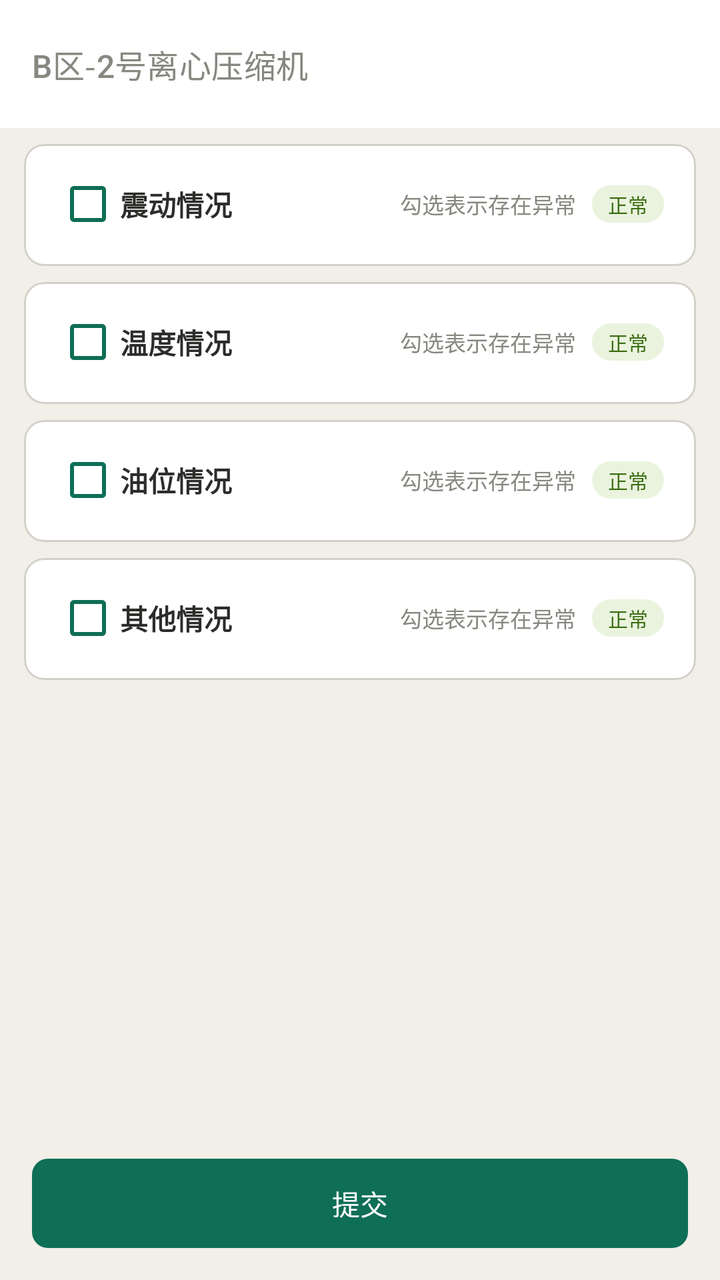
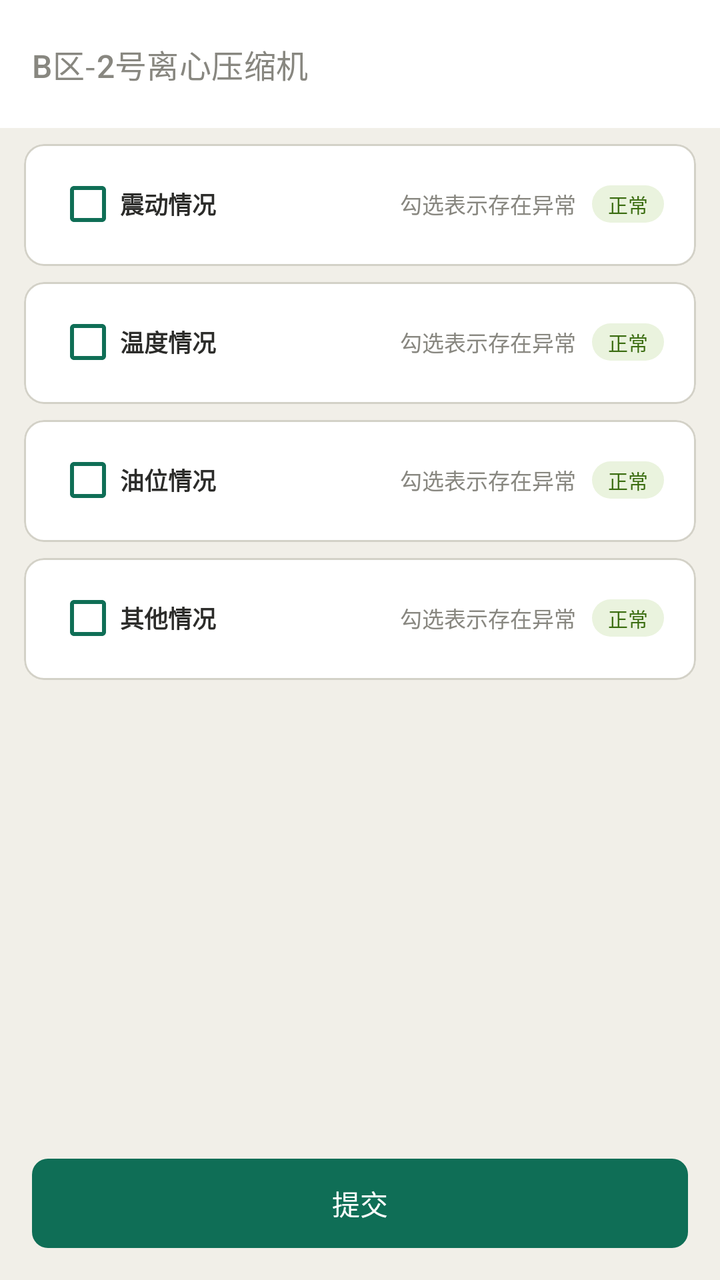

Compare the two renders of this Android layout. The source of the first and the diff that turns it into the second are given below.
<!-- AndroidManifest.xml: application theme Theme.NFCPatrol -->
<!-- res/layout/activity_inspection.xml -->
<?xml version="1.0" encoding="utf-8"?>
<androidx.constraintlayout.widget.ConstraintLayout xmlns:android="http://schemas.android.com/apk/res/android"
    xmlns:app="http://schemas.android.com/apk/res-auto"
    android:layout_width="match_parent"
    android:layout_height="match_parent"
    xmlns:tools="http://schemas.android.com/tools"
    android:id="@+id/main"
    android:background="@color/insp_bg_tertiary"
    tools:context=".logic.activity.InspectionActivity">

    
    <com.google.android.material.appbar.AppBarLayout
        android:id="@+id/appBarLayout"
        android:layout_width="match_parent"
        android:layout_height="wrap_content"
        android:background="@color/insp_surface"
        app:layout_constraintTop_toTopOf="parent">

        <com.google.android.material.appbar.MaterialToolbar
            android:id="@+id/toolbar"
            android:layout_width="match_parent"
            android:layout_height="?attr/actionBarSize"
            android:background="@color/insp_surface"
            app:subtitle="@string/insp_subtitle"
            app:titleTextColor="@color/insp_text_primary"
            app:subtitleTextColor="@color/insp_text_tertiary" />

    </com.google.android.material.appbar.AppBarLayout>

    
    <androidx.core.widget.NestedScrollView
        android:id="@+id/scrollView"
        android:layout_width="match_parent"
        android:layout_height="0dp"
        android:fillViewport="true"
        app:layout_constraintTop_toBottomOf="@id/appBarLayout"
        app:layout_constraintBottom_toTopOf="@id/btnSubmit">

        <LinearLayout
            android:layout_width="match_parent"
            android:layout_height="wrap_content"
            android:orientation="vertical"
            android:paddingTop="4dp"
            android:paddingBottom="8dp">

            
            <com.google.android.material.card.MaterialCardView
                android:id="@+id/cardVibration"
                android:layout_width="match_parent"
                android:layout_height="wrap_content"
                android:layout_marginHorizontal="12dp"
                android:layout_marginVertical="4dp"
                app:cardBackgroundColor="@color/insp_surface"
                app:cardCornerRadius="10dp"
                app:strokeColor="@color/insp_border_tertiary"
                app:strokeWidth="1dp">

                <LinearLayout
                    android:layout_width="match_parent"
                    android:layout_height="wrap_content"
                    android:orientation="vertical">

                    
                    <LinearLayout
                        android:layout_width="match_parent"
                        android:layout_height="wrap_content"
                        android:orientation="horizontal"
                        android:gravity="center_vertical"
                        android:paddingHorizontal="16dp"
                        android:paddingVertical="14dp">

                        <com.google.android.material.checkbox.MaterialCheckBox
                            android:id="@+id/cbVibration"
                            android:layout_width="wrap_content"
                            android:layout_height="wrap_content"
                            android:minWidth="0dp"
                            android:minHeight="0dp"
                            android:padding="0dp"
                            app:buttonTint="@color/insp_teal_600" />

                        <TextView
                            android:layout_width="0dp"
                            android:layout_height="wrap_content"
                            android:layout_weight="1"
                            android:text="@string/insp_vibration"
                            android:textSize="14sp"
                            android:textStyle="bold"
                            android:textColor="@color/insp_text_primary" />

                        <TextView
                            android:layout_width="wrap_content"
                            android:layout_height="wrap_content"
                            android:text="@string/insp_check_hint"
                            android:textSize="11sp"
                            android:textColor="@color/insp_text_tertiary"
                            android:layout_marginEnd="8dp" />

                        <TextView
                            android:id="@+id/tvStatusVibration"
                            android:layout_width="wrap_content"
                            android:layout_height="wrap_content"
                            android:text="@string/insp_status_normal"
                            android:textSize="10sp"
                            android:paddingHorizontal="8dp"
                            android:paddingVertical="2dp"
                            android:background="@drawable/bg_status_normal"
                            android:textColor="@color/insp_green_800" />

                    </LinearLayout>

                    
                    <View
                        android:layout_width="match_parent"
                        android:layout_height="1dp"
                        android:background="@color/insp_border_light" />

                    
                    <LinearLayout
                        android:id="@+id/expandVibration"
                        android:layout_width="match_parent"
                        android:layout_height="wrap_content"
                        android:orientation="vertical"
                        android:visibility="gone"
                        android:paddingHorizontal="16dp"
                        android:paddingTop="4dp"
                        android:paddingBottom="12dp"
                        android:divider="@drawable/divider_light"
                        android:showDividers="middle" />

                </LinearLayout>
            </com.google.android.material.card.MaterialCardView>

            
            <com.google.android.material.card.MaterialCardView
                android:id="@+id/cardTemperature"
                android:layout_width="match_parent"
                android:layout_height="wrap_content"
                android:layout_marginHorizontal="12dp"
                android:layout_marginVertical="4dp"
                app:cardBackgroundColor="@color/insp_surface"
                app:cardCornerRadius="10dp"
                app:strokeColor="@color/insp_border_tertiary"
                app:strokeWidth="1dp">

                <LinearLayout
                    android:layout_width="match_parent"
                    android:layout_height="wrap_content"
                    android:orientation="vertical">

                    <LinearLayout
                        android:layout_width="match_parent"
                        android:layout_height="wrap_content"
                        android:orientation="horizontal"
                        android:gravity="center_vertical"
                        android:paddingHorizontal="16dp"
                        android:paddingVertical="14dp">

                        <com.google.android.material.checkbox.MaterialCheckBox
                            android:id="@+id/cbTemperature"
                            android:layout_width="wrap_content"
                            android:layout_height="wrap_content"
                            android:minWidth="0dp"
                            android:minHeight="0dp"
                            android:padding="0dp"
                            app:buttonTint="@color/insp_teal_600" />

                        <TextView
                            android:layout_width="0dp"
                            android:layout_height="wrap_content"
                            android:layout_weight="1"
                            android:text="@string/insp_temperature"
                            android:textSize="14sp"
                            android:textStyle="bold"
                            android:textColor="@color/insp_text_primary" />

                        <TextView
                            android:layout_width="wrap_content"
                            android:layout_height="wrap_content"
                            android:text="@string/insp_check_hint"
                            android:textSize="11sp"
                            android:textColor="@color/insp_text_tertiary"
                            android:layout_marginEnd="8dp" />

                        <TextView
                            android:id="@+id/tvStatusTemperature"
                            android:layout_width="wrap_content"
                            android:layout_height="wrap_content"
                            android:text="@string/insp_status_normal"
                            android:textSize="10sp"
                            android:paddingHorizontal="8dp"
                            android:paddingVertical="2dp"
                            android:background="@drawable/bg_status_normal"
                            android:textColor="@color/insp_green_800" />

                    </LinearLayout>

                    <View
                        android:layout_width="match_parent"
                        android:layout_height="1dp"
                        android:background="@color/insp_border_light" />

                    <LinearLayout
                        android:id="@+id/expandTemperature"
                        android:layout_width="match_parent"
                        android:layout_height="wrap_content"
                        android:orientation="vertical"
                        android:visibility="gone"
                        android:paddingHorizontal="16dp"
                        android:paddingTop="4dp"
                        android:paddingBottom="12dp"
                        android:divider="@drawable/divider_light"
                        android:showDividers="middle" />

                </LinearLayout>
            </com.google.android.material.card.MaterialCardView>

            
            <com.google.android.material.card.MaterialCardView
                android:id="@+id/cardOilLevel"
                android:layout_width="match_parent"
                android:layout_height="wrap_content"
                android:layout_marginHorizontal="12dp"
                android:layout_marginVertical="4dp"
                app:cardBackgroundColor="@color/insp_surface"
                app:cardCornerRadius="10dp"
                app:strokeColor="@color/insp_border_tertiary"
                app:strokeWidth="1dp">

                <LinearLayout
                    android:layout_width="match_parent"
                    android:layout_height="wrap_content"
                    android:orientation="vertical">

                    <LinearLayout
                        android:layout_width="match_parent"
                        android:layout_height="wrap_content"
                        android:orientation="horizontal"
                        android:gravity="center_vertical"
                        android:paddingHorizontal="16dp"
                        android:paddingVertical="14dp">

                        <com.google.android.material.checkbox.MaterialCheckBox
                            android:id="@+id/cbOilLevel"
                            android:layout_width="wrap_content"
                            android:layout_height="wrap_content"
                            android:minWidth="0dp"
                            android:minHeight="0dp"
                            android:padding="0dp"
                            app:buttonTint="@color/insp_teal_600" />

                        <TextView
                            android:layout_width="0dp"
                            android:layout_height="wrap_content"
                            android:layout_weight="1"
                            android:text="@string/insp_oil_level"
                            android:textSize="14sp"
                            android:textStyle="bold"
                            android:textColor="@color/insp_text_primary" />

                        <TextView
                            android:layout_width="wrap_content"
                            android:layout_height="wrap_content"
                            android:text="@string/insp_check_hint"
                            android:textSize="11sp"
                            android:textColor="@color/insp_text_tertiary"
                            android:layout_marginEnd="8dp" />

                        <TextView
                            android:id="@+id/tvStatusOilLevel"
                            android:layout_width="wrap_content"
                            android:layout_height="wrap_content"
                            android:text="@string/insp_status_normal"
                            android:textSize="10sp"
                            android:paddingHorizontal="8dp"
                            android:paddingVertical="2dp"
                            android:background="@drawable/bg_status_normal"
                            android:textColor="@color/insp_green_800" />

                    </LinearLayout>

                    <View
                        android:layout_width="match_parent"
                        android:layout_height="1dp"
                        android:background="@color/insp_border_light" />

                    <LinearLayout
                        android:id="@+id/expandOilLevel"
                        android:layout_width="match_parent"
                        android:layout_height="wrap_content"
                        android:orientation="vertical"
                        android:visibility="gone"
                        android:paddingHorizontal="16dp"
                        android:paddingTop="4dp"
                        android:paddingBottom="12dp"
                        android:divider="@drawable/divider_light"
                        android:showDividers="middle" />

                </LinearLayout>
            </com.google.android.material.card.MaterialCardView>

            
            <com.google.android.material.card.MaterialCardView
                android:id="@+id/cardOther"
                android:layout_width="match_parent"
                android:layout_height="wrap_content"
                android:layout_marginHorizontal="12dp"
                android:layout_marginVertical="4dp"
                app:cardBackgroundColor="@color/insp_surface"
                app:cardCornerRadius="10dp"
                app:strokeColor="@color/insp_border_tertiary"
                app:strokeWidth="1dp">

                <LinearLayout
                    android:layout_width="match_parent"
                    android:layout_height="wrap_content"
                    android:orientation="vertical">

                    <LinearLayout
                        android:layout_width="match_parent"
                        android:layout_height="wrap_content"
                        android:orientation="horizontal"
                        android:gravity="center_vertical"
                        android:paddingHorizontal="16dp"
                        android:paddingVertical="14dp">

                        <com.google.android.material.checkbox.MaterialCheckBox
                            android:id="@+id/cbOther"
                            android:layout_width="wrap_content"
                            android:layout_height="wrap_content"
                            android:minWidth="0dp"
                            android:minHeight="0dp"
                            android:padding="0dp"
                            app:buttonTint="@color/insp_teal_600" />

                        <TextView
                            android:layout_width="0dp"
                            android:layout_height="wrap_content"
                            android:layout_weight="1"
                            android:text="@string/insp_other"
                            android:textSize="14sp"
                            android:textStyle="bold"
                            android:textColor="@color/insp_text_primary" />

                        <TextView
                            android:layout_width="wrap_content"
                            android:layout_height="wrap_content"
                            android:text="@string/insp_check_hint"
                            android:textSize="11sp"
                            android:textColor="@color/insp_text_tertiary"
                            android:layout_marginEnd="8dp" />

                        <TextView
                            android:id="@+id/tvStatusOther"
                            android:layout_width="wrap_content"
                            android:layout_height="wrap_content"
                            android:text="@string/insp_status_normal"
                            android:textSize="10sp"
                            android:paddingHorizontal="8dp"
                            android:paddingVertical="2dp"
                            android:background="@drawable/bg_status_normal"
                            android:textColor="@color/insp_green_800" />

                    </LinearLayout>

                    <View
                        android:layout_width="match_parent"
                        android:layout_height="1dp"
                        android:background="@color/insp_border_light" />

                    <LinearLayout
                        android:id="@+id/expandOther"
                        android:layout_width="match_parent"
                        android:layout_height="wrap_content"
                        android:orientation="vertical"
                        android:visibility="gone"
                        android:paddingHorizontal="16dp"
                        android:paddingTop="4dp"
                        android:paddingBottom="12dp"
                        android:divider="@drawable/divider_light"
                        android:showDividers="middle" />

                </LinearLayout>
            </com.google.android.material.card.MaterialCardView>

        </LinearLayout>
    </androidx.core.widget.NestedScrollView>

    
    <com.google.android.material.button.MaterialButton
        android:id="@+id/btnSubmit"
        android:layout_width="match_parent"
        android:layout_height="wrap_content"
        android:text="@string/insp_submit"
        android:textSize="14sp"
        android:paddingVertical="12dp"
        android:layout_marginHorizontal="16dp"
        android:layout_marginBottom="12dp"
        app:backgroundTint="@color/insp_teal_600"
        app:cornerRadius="8dp"
        app:layout_constraintBottom_toBottomOf="parent" />

</androidx.constraintlayout.widget.ConstraintLayout>
<!-- resources referenced by this layout -->
<resources>
  <color name="insp_bg_tertiary">#F1EFE8</color>
  <color name="insp_border_light">#F1EFE8</color>
  <color name="insp_border_tertiary">#D3D1C7</color>
  <color name="insp_green_800">#3B6D11</color>
  <color name="insp_surface">#FFFFFF</color>
  <color name="insp_teal_600">#0F6E56</color>
  <color name="insp_text_primary">#2C2C2A</color>
  <color name="insp_text_tertiary">#888780</color>
  <!-- drawable bg_status_normal (drawable) -->
  <?xml version="1.0" encoding="utf-8"?>
  <shape xmlns:android="http://schemas.android.com/apk/res/android"
      android:shape="rectangle">
      <solid android:color="@color/insp_green_50" />
      <corners android:radius="10dp" />
  </shape>
  <!-- drawable divider_light (drawable) -->
  <?xml version="1.0" encoding="utf-8"?>
  <shape xmlns:android="http://schemas.android.com/apk/res/android"
      android:shape="rectangle">
      <size android:height="1dp" />
      <solid android:color="@color/insp_border_light" />
  </shape>
  <string name="insp_check_hint">勾选表示存在异常</string>
  <string name="insp_oil_level">油位情况</string>
  <string name="insp_other">其他情况</string>
  <string name="insp_status_normal">正常</string>
  <string name="insp_submit">提交</string>
  <string name="insp_subtitle">B区-2号离心压缩机</string>
  <string name="insp_temperature">温度情况</string>
  <string name="insp_vibration">震动情况</string>
  <style name="Theme.NFCPatrol" parent="Base.Theme.NFCPatrol" />
  <color name="insp_green_50">#EAF3DE</color>
  <style name="Base.Theme.NFCPatrol" parent="Theme.Material3.DayNight.NoActionBar">
          
          
      </style>
</resources>

<!-- the commit's change to res/layout/activity_inspection.xml (unified diff, before → after) -->
@@ -83,7 +83,7 @@
                             android:layout_height="wrap_content"
                             android:layout_weight="1"
                             android:text="@string/insp_vibration"
-                            android:textSize="14sp"
+                            android:textSize="12sp"
                             android:textStyle="bold"
                             android:textColor="@color/insp_text_primary" />
 
@@ -169,7 +169,7 @@
                             android:layout_height="wrap_content"
                             android:layout_weight="1"
                             android:text="@string/insp_temperature"
-                            android:textSize="14sp"
+                            android:textSize="12sp"
                             android:textStyle="bold"
                             android:textColor="@color/insp_text_primary" />
 
@@ -253,7 +253,7 @@
                             android:layout_height="wrap_content"
                             android:layout_weight="1"
                             android:text="@string/insp_oil_level"
-                            android:textSize="14sp"
+                            android:textSize="12sp"
                             android:textStyle="bold"
                             android:textColor="@color/insp_text_primary" />
 
@@ -337,7 +337,7 @@
                             android:layout_height="wrap_content"
                             android:layout_weight="1"
                             android:text="@string/insp_other"
-                            android:textSize="14sp"
+                            android:textSize="12sp"
                             android:textStyle="bold"
                             android:textColor="@color/insp_text_primary" />
 
